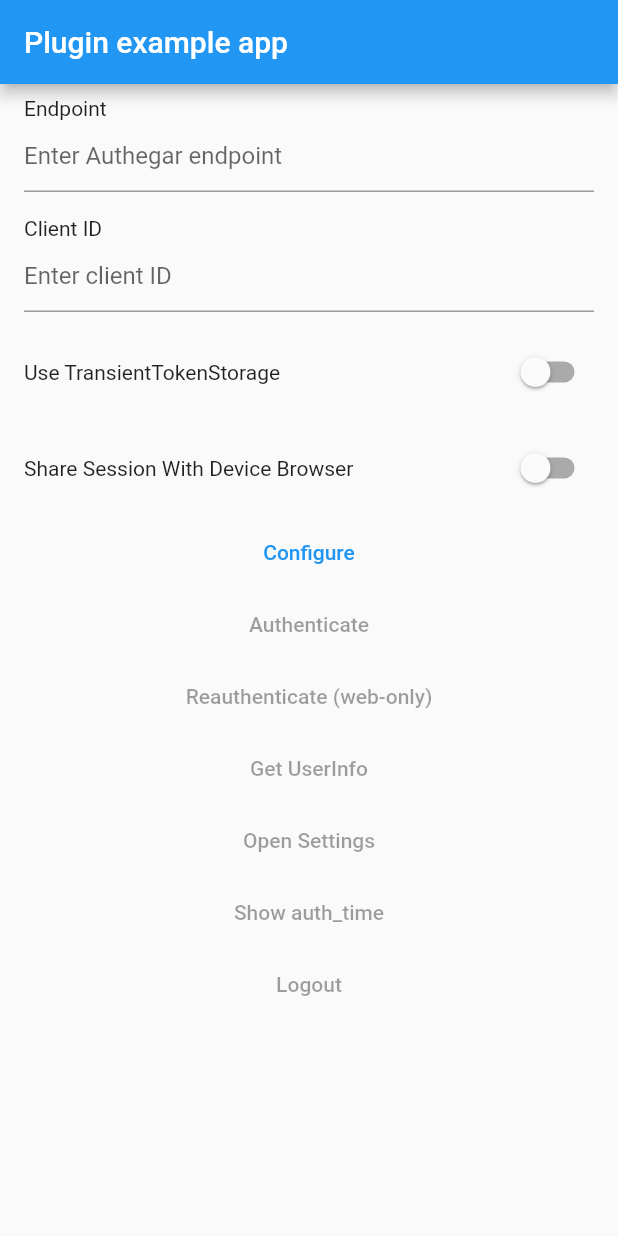
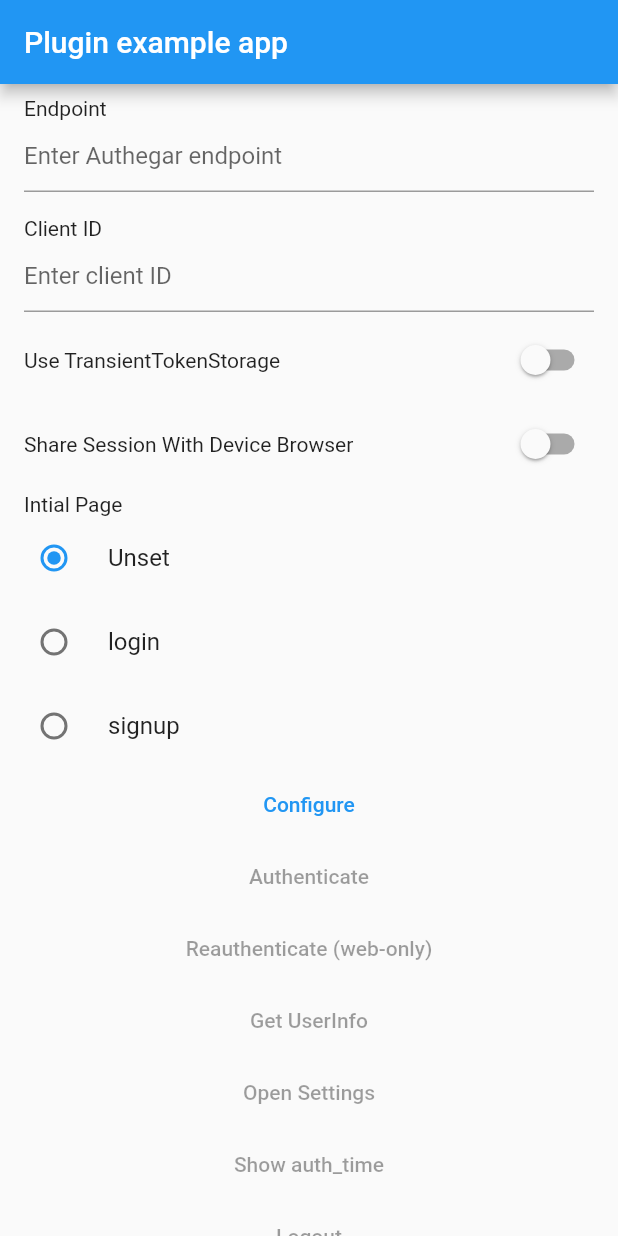
Before and after one commit to authgear/authgear-sdk-flutter, a Flutter app: the screen it shows after launch, on a phone screen of 412 x 824 dp. Run offline on Flutter 3.47's test engine with Material 2 defaults, Android fonts, the phone set to English and light mode, and no system bars; our stand-ins replace hex, shared_preferences.

Commit message:
Demo AuthenticationPage

```diff
--- a/example/lib/main.dart
+++ b/example/lib/main.dart
@@ -37,9 +37,7 @@ class TextFieldWithLabel extends StatelessWidget {
 
   @override
   Widget build(BuildContext context) {
-    return Container(
-        padding: const EdgeInsets.symmetric(vertical: 8, horizontal: 16),
-        child: Column(
+    return Column(
       children: [
         Align(
           alignment: Alignment.centerLeft,
@@ -52,7 +50,7 @@ class TextFieldWithLabel extends StatelessWidget {
           ),
         ),
       ],
-        ));
+    );
   }
 }
 
@@ -70,9 +68,7 @@ class SwitchWithLabel extends StatelessWidget {
 
   @override
   Widget build(BuildContext context) {
-    return Container(
-      padding: const EdgeInsets.symmetric(vertical: 8, horizontal: 16),
-      child: Row(
+    return Row(
       children: [
         Expanded(
           child: Text(label),
@@ -82,7 +78,50 @@ class SwitchWithLabel extends StatelessWidget {
           onChanged: onChanged,
         ),
       ],
+    );
+  }
+}
+
+class RadioOption<T> {
+  final String label;
+  final T? value;
+
+  RadioOption({required this.label, required this.value});
+}
+
+class RadioGroup<T> extends StatelessWidget {
+  final String title;
+  final T? groupValue;
+  final List<RadioOption<T>> options;
+  final ValueChanged<T?> onChanged;
+
+  const RadioGroup({
+    Key? key,
+    required this.title,
+    required this.groupValue,
+    required this.options,
+    required this.onChanged,
+  }) : super(key: key);
+
+  @override
+  Widget build(BuildContext context) {
+    return Column(
+      children: [
+        SizedBox(
+          width: double.infinity,
+          child: Container(
+            padding: const EdgeInsets.symmetric(horizontal: 16, vertical: 0),
+            child: Text(title),
           ),
+        ),
+        for (var option in options)
+          RadioListTile<T?>(
+            value: option.value,
+            groupValue: groupValue,
+            onChanged: onChanged,
+            title: Text(option.label),
+          ),
+      ],
     );
   }
 }
@@ -123,6 +162,8 @@ class _MyAppState extends State<MyApp> {
     return _authgear.endpoint != _endpointController.text ||
         _authgear.clientID != _clientIDController.text;
   }
+
+  AuthenticationPage? _page;
 
   @override
   void initState() {
@@ -166,17 +207,28 @@ class _MyAppState extends State<MyApp> {
             ),
             body: ListView(
               children: [
-                TextFieldWithLabel(
+                Container(
+                  padding:
+                      const EdgeInsets.symmetric(vertical: 8, horizontal: 16),
+                  child: TextFieldWithLabel(
                     label: "Endpoint",
                     hintText: "Enter Authegar endpoint",
                     controller: _endpointController,
                   ),
-                TextFieldWithLabel(
+                ),
+                Container(
+                  padding:
+                      const EdgeInsets.symmetric(vertical: 8, horizontal: 16),
+                  child: TextFieldWithLabel(
                     label: "Client ID",
                     hintText: "Enter client ID",
                     controller: _clientIDController,
                   ),
-                SwitchWithLabel(
+                ),
+                Container(
+                  padding:
+                      const EdgeInsets.symmetric(vertical: 0, horizontal: 16),
+                  child: SwitchWithLabel(
                     label: "Use TransientTokenStorage",
                     value: _useTransientTokenStorage,
                     onChanged: (newValue) {
@@ -185,12 +237,39 @@ class _MyAppState extends State<MyApp> {
                       });
                     },
                   ),
-                SwitchWithLabel(
+                ),
+                Container(
+                    padding:
+                        const EdgeInsets.symmetric(vertical: 8, horizontal: 16),
+                    child: SwitchWithLabel(
                       label: "Share Session With Device Browser",
                       value: _shareSessionWithSystemBrowser,
                       onChanged: (newValue) {
                         setState(() {
                           _shareSessionWithSystemBrowser = newValue;
+                        });
+                      },
+                    )),
+                RadioGroup<AuthenticationPage>(
+                  title: "Intial Page",
+                  groupValue: _page,
+                  options: [
+                    RadioOption(
+                      label: "Unset",
+                      value: null,
+                    ),
+                    RadioOption(
+                      label: "login",
+                      value: AuthenticationPage.login,
+                    ),
+                    RadioOption(
+                      label: "signup",
+                      value: AuthenticationPage.signup,
+                    ),
+                  ],
+                  onChanged: (newPage) {
+                    setState(() {
+                      _page = newPage;
                     });
                   },
                 ),
@@ -273,7 +352,7 @@ class _MyAppState extends State<MyApp> {
       setState(() {
         _loading = true;
       });
-      await _authgear.authenticate(redirectURI: redirectURI);
+      await _authgear.authenticate(redirectURI: redirectURI, page: _page);
     } catch (e) {
       onError(context, e);
     } finally {
```
Lines whose indentation alone changed are shown as unchanged.
